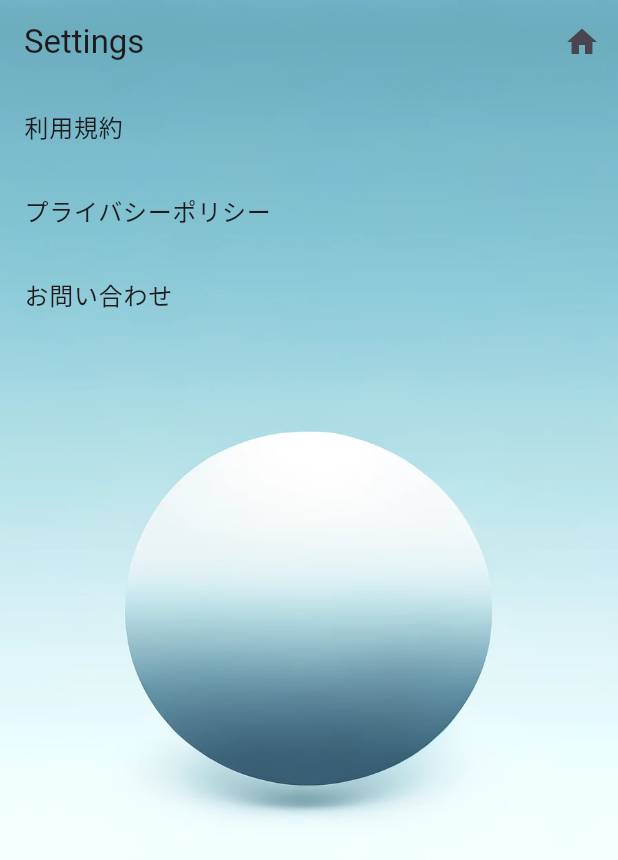
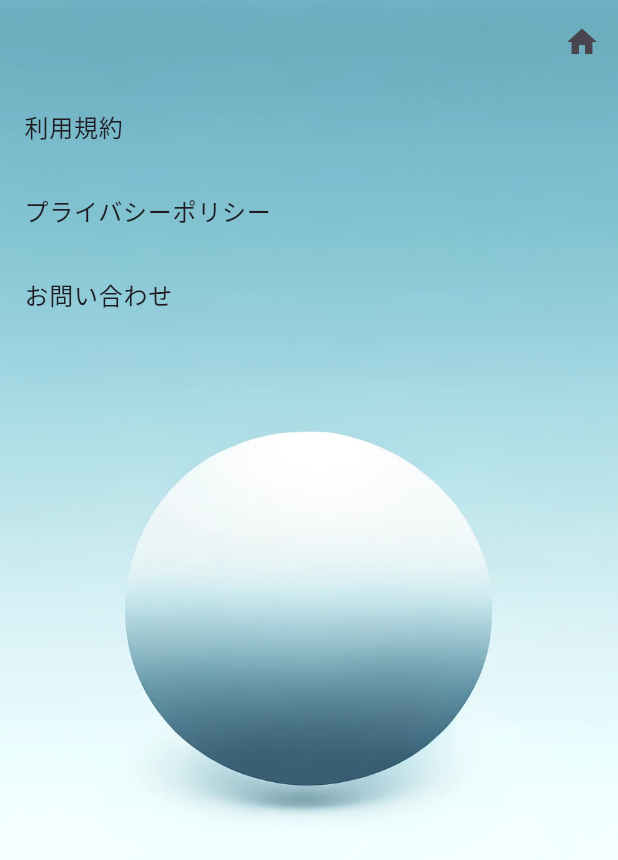
Before and after one commit to takuowake/todo-list, a Flutter app: the screen it shows after launch, on a phone screen of 412 x 824 dp. Shown: the top 860 px of the screen. Run offline on Flutter 3.47's test engine with Material 3 defaults, Android fonts, the phone set to English and light mode, and no system bars; our stand-ins replace flutter_riverpod, shared_preferences, webview_flutter.

Commit message:
設定画面のタイトルを削除

```diff
--- a/lib/views/settings_screen.dart
+++ b/lib/views/settings_screen.dart
@@ -13,7 +13,6 @@ class SettingsScreen extends ConsumerWidget {
     return Scaffold(
       extendBodyBehindAppBar: true,
       appBar: AppBar(
-        title: Text('Settings'),
         backgroundColor: Colors.transparent,
         actions: [
           IconButton(
```
